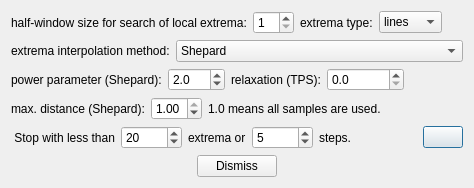
The window that imagejockey/emd/emdanalysisdialog.ui (PauloCarvalhoRJ/gammaray) describes before a commit, drawn with Qt 5.
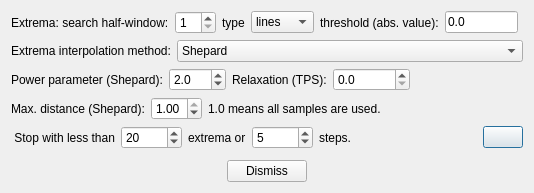
The same window after the commit. Icons and pictures are not drawn.

Commit message: EMD: added extrema thresholding to lower the number of extrema to interpolate.

```diff
--- a/imagejockey/emd/emdanalysisdialog.ui
+++ b/imagejockey/emd/emdanalysisdialog.ui
@@ -6,8 +6,8 @@
    <rect>
     <x>0</x>
     <y>0</y>
-    <width>474</width>
-    <height>183</height>
+    <width>534</width>
+    <height>193</height>
    </rect>
   </property>
   <property name="windowTitle">
@@ -22,7 +22,7 @@
      <item>
       <widget class="QLabel" name="label_6">
        <property name="text">
-        <string>half-window size for search of local extrema:</string>
+        <string>Extrema: search half-window:</string>
        </property>
       </widget>
      </item>
@@ -36,7 +36,7 @@
      <item>
       <widget class="QLabel" name="label_7">
        <property name="text">
-        <string>extrema type:</string>
+        <string>type</string>
        </property>
       </widget>
      </item>
@@ -54,6 +54,32 @@
        </item>
       </widget>
      </item>
+     <item>
+      <widget class="QLabel" name="label_11">
+       <property name="text">
+        <string>threshold (abs. value):</string>
+       </property>
+      </widget>
+     </item>
+     <item>
+      <widget class="QLineEdit" name="txtExtremaThresholdAbs">
+       <property name="sizePolicy">
+        <sizepolicy hsizetype="Minimum" vsizetype="Fixed">
+         <horstretch>0</horstretch>
+         <verstretch>0</verstretch>
+        </sizepolicy>
+       </property>
+       <property name="minimumSize">
+        <size>
+         <width>50</width>
+         <height>0</height>
+        </size>
+       </property>
+       <property name="text">
+        <string>0.0</string>
+       </property>
+      </widget>
+     </item>
      <item>
       <spacer name="horizontalSpacer_4">
        <property name="orientation">
@@ -77,7 +103,7 @@
      <item>
       <widget class="QLabel" name="label_4">
        <property name="text">
-        <string>extrema interpolation method:</string>
+        <string>Extrema interpolation method:</string>
        </property>
       </widget>
      </item>
@@ -111,7 +137,7 @@
      <item>
       <widget class="QLabel" name="label_5">
        <property name="text">
-        <string>power parameter (Shepard):</string>
+        <string>Power parameter (Shepard):</string>
        </property>
       </widget>
      </item>
@@ -137,7 +163,7 @@
      <item>
       <widget class="QLabel" name="label_8">
        <property name="text">
-        <string>relaxation (TPS):</string>
+        <string>Relaxation (TPS):</string>
        </property>
       </widget>
      </item>
@@ -174,7 +200,7 @@
      <item>
       <widget class="QLabel" name="label_9">
        <property name="text">
-        <string>max. distance (Shepard):</string>
+        <string>Max. distance (Shepard):</string>
        </property>
       </widget>
      </item>
```
The commit also changes 3 other files.
